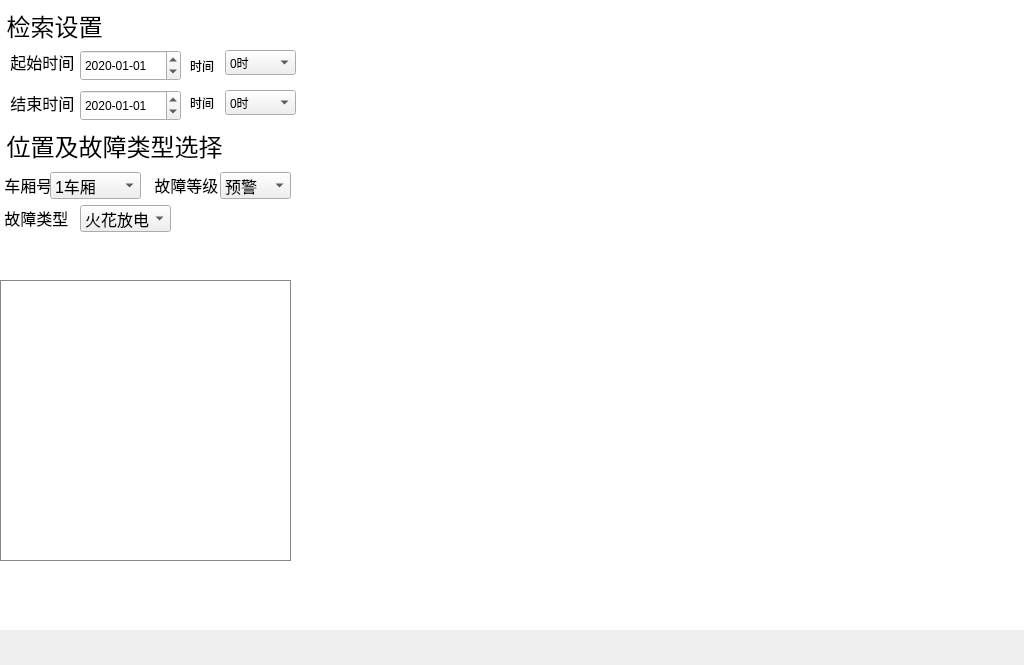
This is inteanalywidget.ui in 1157889734/monitor_clent as Qt 5 draws it before an edit. The edited form follows.
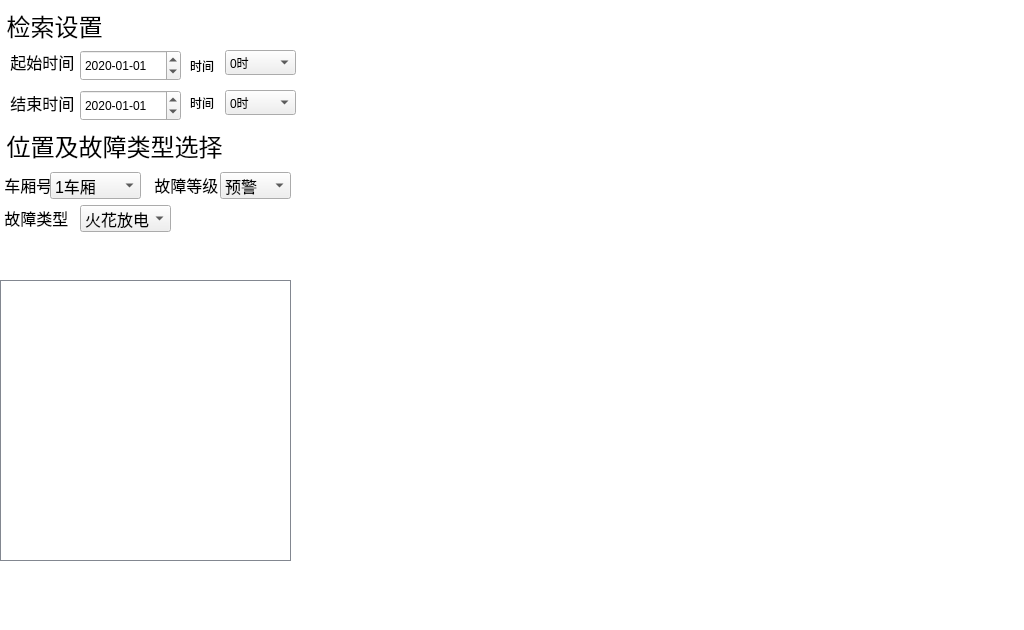
This is the edited form. Icons and pictures are not drawn.

What changed in the file:
```diff
--- a/inteanalywidget.ui
+++ b/inteanalywidget.ui
@@ -7,7 +7,7 @@
     <x>0</x>
     <y>0</y>
     <width>1024</width>
-    <height>665</height>
+    <height>630</height>
    </rect>
   </property>
   <property name="windowTitle">
@@ -256,7 +256,7 @@
    <property name="geometry">
     <rect>
      <x>300</x>
-     <y>2</y>
+     <y>0</y>
      <width>724</width>
      <height>561</height>
     </rect>
```
